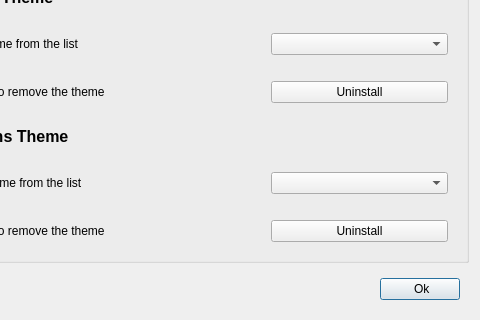
KDE/kde-gtk-config, file src/ui/dialog_uninstaller.ui: the form before one commit; both pictures show x 128 to 608 and y 90 to 410 of the 608 by 410 pixel window.
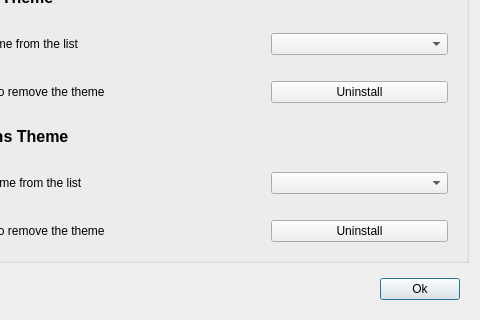
The form after the commit. Icons and pictures are not drawn.

Commit message:
Remove extra spaces.
If these were used for formating, please reconsider that because it
might be problematic with translations.

```diff
--- a/src/ui/dialog_uninstaller.ui
+++ b/src/ui/dialog_uninstaller.ui
@@ -69,7 +69,7 @@
       <item>
        <widget class="QPushButton" name="but_accept">
         <property name="text">
-         <string>    Ok   </string>
+         <string>Ok</string>
         </property>
        </widget>
       </item>
```
